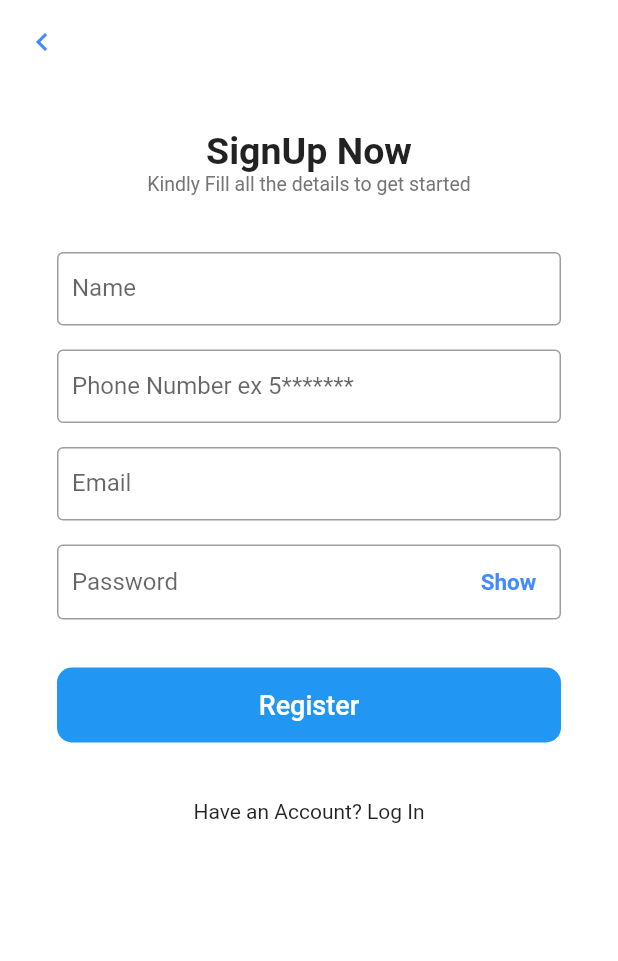
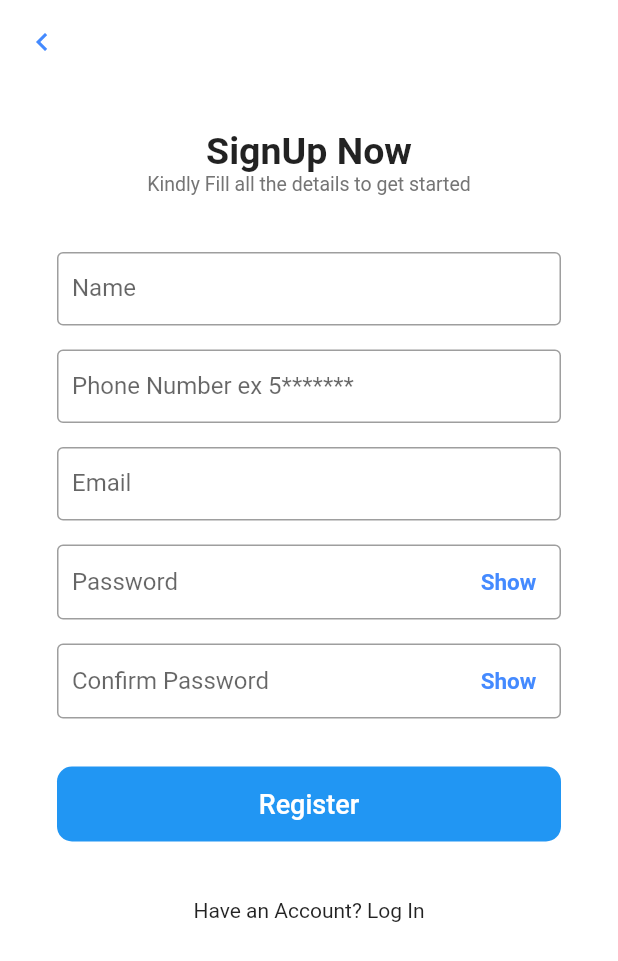
Before and after one commit to aaamab257/golf_cart_flutter, a Flutter app: the RegisterPageScreen screen opened directly, on a phone screen of 412 x 824 dp. Shown: the top 961 px of the screen. Run offline on Flutter 3.47's test engine with Material 2 defaults, Android fonts, the phone set to English and light mode, and no system bars; our stand-ins replace cloud_firestore, dio, firebase_auth, firebase_core, firebase_messaging, flutter_screenutil and 8 more; missing offline and left inert: flutter_google_places_hoc081098, geocoder, geoflutterfire, google_maps_webservice, google_polyline_algorithm; accounts and stored records are empty.

Commit message:
confirm pass

```diff
--- a/lib/Screens/Register.dart
+++ b/lib/Screens/Register.dart
@@ -190,6 +190,47 @@ class _RegisterPageScreenScreen extends State<RegisterPageScreen> {
                           ),
                           Padding(
                             padding: const EdgeInsets.all(8.0),
+                            child: TextFormField(
+                              controller: authsProvider.confirmPass,
+                              textInputAction: TextInputAction.next,
+                              onFieldSubmitted: (_) => FocusScope.of(context)
+                                  .nextFocus(), // move focus to next
+                              obscureText: !_showPassword,
+                              validator: (value) {
+                                if (value.isEmpty) {
+                                  return 'Confirm Password Field must not be empty';
+                                }
+                                return null;
+                              },
+                              decoration: InputDecoration(
+                                hintText: "Confirm Password",
+                                border: OutlineInputBorder(),
+                                contentPadding: new EdgeInsets.symmetric(
+                                    vertical: 15.0, horizontal: 10.0),
+                                suffixIcon: GestureDetector(
+                                  onTap: () {
+                                    _togglevisibility();
+                                  },
+                                  child: Container(
+                                    height: 50,
+                                    width: 70,
+                                    padding: EdgeInsets.symmetric(vertical: 13),
+                                    child: Center(
+                                      child: Text(
+                                        _showPassword ? "Hide" : "Show",
+                                        style: TextStyle(
+                                            color: Colors.blueAccent,
+                                            fontSize: 15,
+                                            fontWeight: FontWeight.bold),
+                                      ),
+                                    ),
+                                  ),
+                                ),
+                              ),
+                            ),
+                          ),
+                          Padding(
+                            padding: const EdgeInsets.all(8.0),
                             child: Container(
                               decoration: BoxDecoration(
                                   borderRadius: BorderRadius.circular(30)),
```
